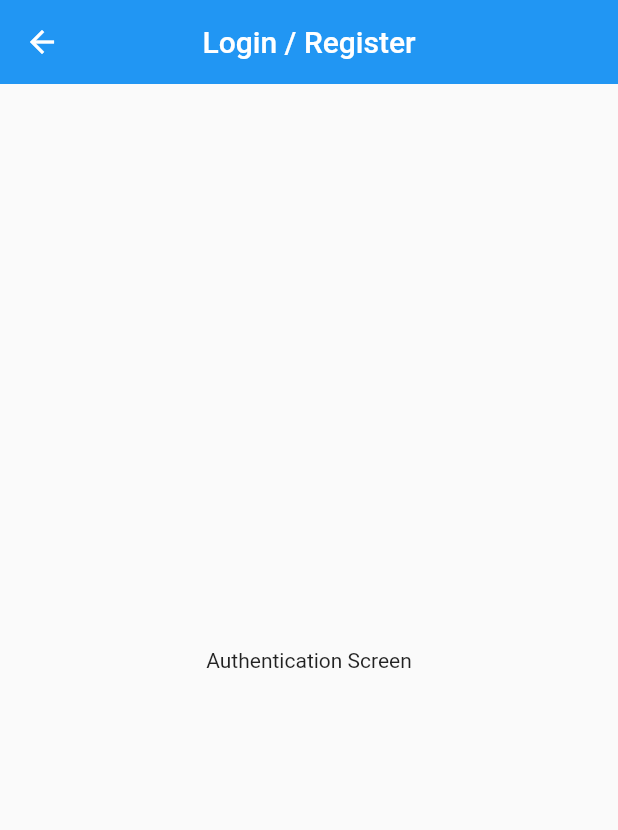
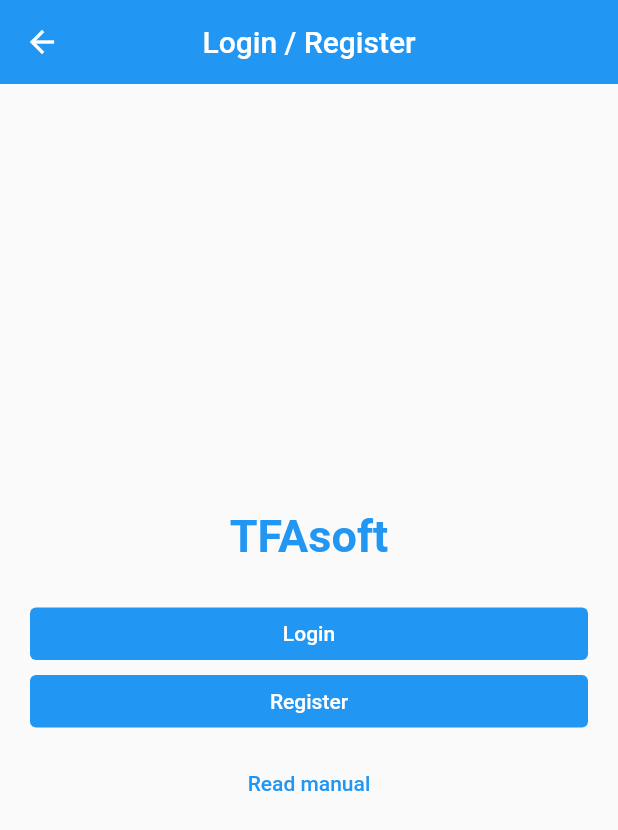
Before and after one commit to tfasoft/mobile-app, a Flutter app: the AuthenticationScreen screen opened directly, on a phone screen of 412 x 824 dp. Shown: the top 830 px of the screen. Run offline on Flutter 3.47's test engine with Material 2 defaults, Android fonts, the phone set to English and light mode, and no system bars; our stand-ins replace dio.

Commit message:
Add stuff layout

```diff
--- a/lib/app/screens/authentication/authentication_screen.dart
+++ b/lib/app/screens/authentication/authentication_screen.dart
@@ -1,4 +1,5 @@
 import 'package:flutter/material.dart';
+import 'package:tfasoft_mobile/app/widgets/buttons/full_width_button.dart';
 
 class AuthenticationScreen extends StatefulWidget {
   const AuthenticationScreen({Key? key}) : super(key: key);
@@ -16,8 +17,45 @@ class _AuthenticationScreenState extends State<AuthenticationScreen> {
         elevation: 0,
         centerTitle: true,
       ),
-      body: const Center(
-        child: Text('Authentication Screen'),
+      body: Center(
+        child: SingleChildScrollView(
+          child: Padding(
+            padding: const EdgeInsets.all(20),
+            child: Column(
+              mainAxisAlignment: MainAxisAlignment.center,
+              crossAxisAlignment: CrossAxisAlignment.stretch,
+              children: [
+                const Center(
+                  child: Text(
+                    "TFAsoft",
+                    style: TextStyle(
+                        color: Colors.blue,
+                        fontWeight: FontWeight.bold,
+                        fontSize: 30),
+                  ),
+                ),
+                const SizedBox(height: 30),
+                TFA_FullWidthButton(
+                  text: "Login",
+                  variant: "contained",
+                  onClick: () => print("Hi"),
+                ),
+                const SizedBox(height: 10),
+                TFA_FullWidthButton(
+                  text: "Register",
+                  variant: "contained",
+                  onClick: () => print("Hi"),
+                ),
+                const SizedBox(height: 20),
+                TFA_FullWidthButton(
+                  text: "Read manual",
+                  variant: "text",
+                  onClick: () => {},
+                ),
+              ],
+            ),
+          ),
+        ),
       ),
     );
   }
```
